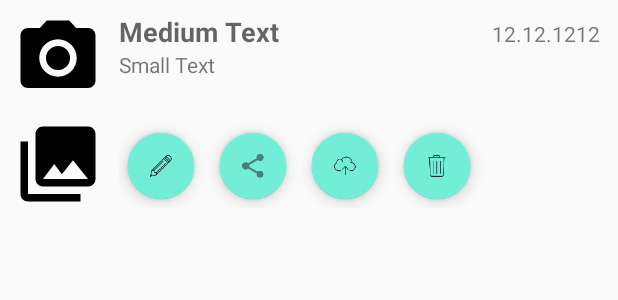
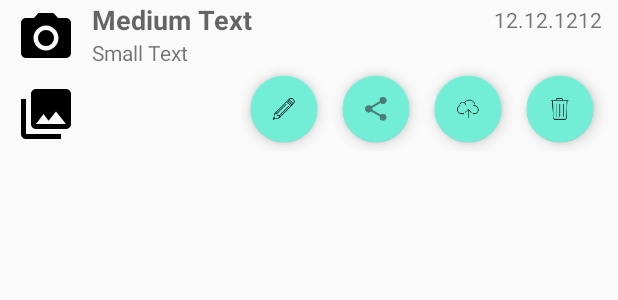
Before and after one commit to develkd/epic, an Android app: the layout custom_position_list_item.xml on its own in the app's theme, with its tools: preview values and no code run, on a phone screen of 412 x 824 dp. Shown: the top 300 px of the screen. Run offline under Robolectric (Android 15) with nearby library versions, the phone set to English and light mode, and no system bars.

Commit message:
- Epic menu has ActionBar - List all postions activated

```diff
--- a/app/src/main/AndroidManifest.xml
+++ b/app/src/main/AndroidManifest.xml
@@ -22,11 +22,10 @@
         android:label="@string/app_name"
         android:roundIcon="@mipmap/ic_launcher_round"
         android:supportsRtl="true"
-        android:theme="@style/DefaultTheme">
+        android:theme="@style/ActionBarTheme">
 
         <activity
             android:name=".SplashScreen"
-            android:label="@string/title_activity_map"
             android:theme="@style/SplashTheme">
             <intent-filter>
                 <action android:name="android.intent.action.MAIN" />
@@ -35,10 +34,11 @@
         </activity>
         <activity
             android:name=".view.map.EpicMap"
+            android:label="@string/title_activity_map"
             android:theme="@style/ActionBarTheme">
+
             <intent-filter android:autoVerify="true">
                 <action android:name="android.intent.action.VIEW" />
-
                 <category android:name="android.intent.category.DEFAULT" />
                 <category android:name="de.master.kd.epic.map.EpicMap" />
                 <category android:name="android.intent.category.APP_MAPS" />
--- a/app/src/main/java/de/master/kd/epic/utils/Converter.java
+++ b/app/src/main/java/de/master/kd/epic/utils/Converter.java
@@ -14,6 +14,7 @@ import java.util.Locale;
 
 public class Converter {
     private static final SimpleDateFormat dateFormat = new SimpleDateFormat("dd.MM.yyyy HH.mm.ss", Locale.GERMANY);
+    private static final SimpleDateFormat onlyDateFormat = new SimpleDateFormat("dd.MM.yyyy", Locale.GERMANY);
 
     private Converter() {
     }
@@ -21,6 +22,10 @@ public class Converter {
 
     public static final String toString(Date date) {
         return dateFormat.format(date);
+    }
+
+    public static final String toStringDate(Date date) {
+        return onlyDateFormat.format(date);
     }
 
     public static Date toDate(String value) {
--- a/app/src/main/java/de/master/kd/epic/view/navigation/NavigationActivity.java
+++ b/app/src/main/java/de/master/kd/epic/view/navigation/NavigationActivity.java
@@ -59,7 +59,7 @@ public class NavigationActivity extends AppCompatActivity
         int id = item.getItemId();
 
         //noinspection SimplifiableIfStatement
-        if (id == R.id.action_settings) {
+        if (id == R.id.action_list_marker) {
             return true;
         }
 
--- a/app/src/main/res/layout/custom_postion_listitem.xml
+++ b/app/src/main/res/layout/custom_position_list_item.xml
@@ -1,32 +1,33 @@
 <?xml version="1.0" encoding="utf-8"?>
 <LinearLayout xmlns:android="http://schemas.android.com/apk/res/android"
     xmlns:app="http://schemas.android.com/apk/res-auto"
+    xmlns:tools="http://schemas.android.com/tools"
     android:layout_width="match_parent"
     android:layout_height="wrap_content"
     android:divider="@color/colorAccent"
     android:dividerPadding="1dp"
     android:gravity="center_vertical"
-    android:orientation="horizontal"
-    android:padding="3dp">
+    android:orientation="horizontal">
 
     <LinearLayout
         android:layout_width="wrap_content"
         android:layout_height="wrap_content"
         android:layout_gravity="center"
+        android:layout_marginLeft="5dp"
         android:gravity="center_vertical"
         android:orientation="vertical">
 
         <ImageView
             android:id="@+id/custom_pic"
-            android:layout_width="60dp"
-            android:layout_height="60dp"
+            android:layout_width="40dp"
+            android:layout_height="40dp"
             android:layout_margin="5dp"
             app:srcCompat="@drawable/ic_menu_camera" />
 
         <ImageView
             android:id="@+id/custom_map"
-            android:layout_width="60dp"
-            android:layout_height="60dp"
+            android:layout_width="40dp"
+            android:layout_height="40dp"
             android:layout_margin="5dp"
             app:srcCompat="@drawable/ic_menu_gallery" />
     </LinearLayout>
@@ -35,7 +36,8 @@
         android:layout_width="match_parent"
         android:layout_height="match_parent"
         android:layout_gravity="top"
-        android:layout_margin="5dp"
+        android:layout_marginLeft="5dp"
+        android:layout_marginRight="5dp"
         android:gravity="center_vertical"
         android:orientation="vertical">
 
@@ -46,34 +48,35 @@
             android:orientation="horizontal">
 
             <TextView
-                android:id="@+id/position_title"
+                android:id="@+id/titel"
                 android:layout_width="match_parent"
-                android:layout_height="wrap_content"
+                android:layout_height="match_parent"
                 android:layout_weight="1"
                 android:text="Medium Text"
                 android:textAppearance="@style/TextAppearance.AppCompat.Medium"
                 android:textStyle="bold" />
 
             <TextView
-                android:id="@+id/position_date"
+                android:id="@+id/date"
                 android:layout_width="80dp"
-                android:layout_height="wrap_content"
-                android:gravity="right"
+                android:layout_height="match_parent"
+                android:gravity="center_vertical|center_horizontal"
                 android:text="12.12.1212 "
-                android:textAppearance="@style/TextAppearance.AppCompat.Small" />
+                android:textAppearance="@style/TextAppearance.AppCompat.Small"
+                android:verticalScrollbarPosition="right" />
         </LinearLayout>
 
         <TextView
-            android:id="@+id/position_description"
+            android:id="@+id/description"
             android:layout_width="match_parent"
             android:layout_height="wrap_content"
             android:text="Small Text"
             android:textAppearance="@style/TextAppearance.AppCompat.Small" />
 
         <LinearLayout
-            android:layout_width="match_parent"
+            android:layout_width="wrap_content"
             android:layout_height="wrap_content"
-            android:layout_marginTop="30dp"
+            android:layout_gravity="bottom|end"
             android:orientation="horizontal">
 
             <android.support.design.widget.FloatingActionButton
--- a/app/src/main/res/menu/navigation.xml
+++ b/app/src/main/res/menu/navigation.xml
@@ -2,8 +2,8 @@
 <menu xmlns:android="http://schemas.android.com/apk/res/android"
     xmlns:app="http://schemas.android.com/apk/res-auto">
     <item
-        android:id="@+id/action_settings"
+        android:id="@+id/action_list_marker"
         android:orderInCategory="100"
-        android:title="@string/action_settings"
+        android:title="@string/action_list_marker"
         app:showAsAction="collapseActionView" />
 </menu>
--- a/app/src/main/res/values/strings.xml
+++ b/app/src/main/res/values/strings.xml
@@ -5,6 +5,6 @@
     <string name="navigation_drawer_open">Open navigation drawer</string>
     <string name="navigation_drawer_close">Close navigation drawer</string>
 
-    <string name="action_settings">Settings</string>
+    <string name="action_list_marker">Alle Marker verwalten</string>
     <string name="title_activity_map">Epic</string>
 </resources>
--- a/app/src/main/res/values/styles.xml
+++ b/app/src/main/res/values/styles.xml
@@ -13,10 +13,6 @@
         <item name="colorAccent">#72edd6</item>
     </style>
 
-    <style name="DefaultTheme.NoActionBar">
-        <item name="windowActionBar">true</item>
-        <item name="windowNoTitle">true</item>
-    </style>
 
     <style name="AppTheme.AppBarOverlay" parent="ThemeOverlay.AppCompat.Dark.ActionBar" />
 
```
Also changed, not shown: app/src/main/java/de/master/kd/epic/view/map/EpicMap.java (+28 -1 lines), app/src/main/java/de/master/kd/epic/view/position/PositionItemAdatper.java (added, +61 -0 lines), app/src/main/java/de/master/kd/epic/view/position/PositionListActivity.java (+9 -0 lines).
